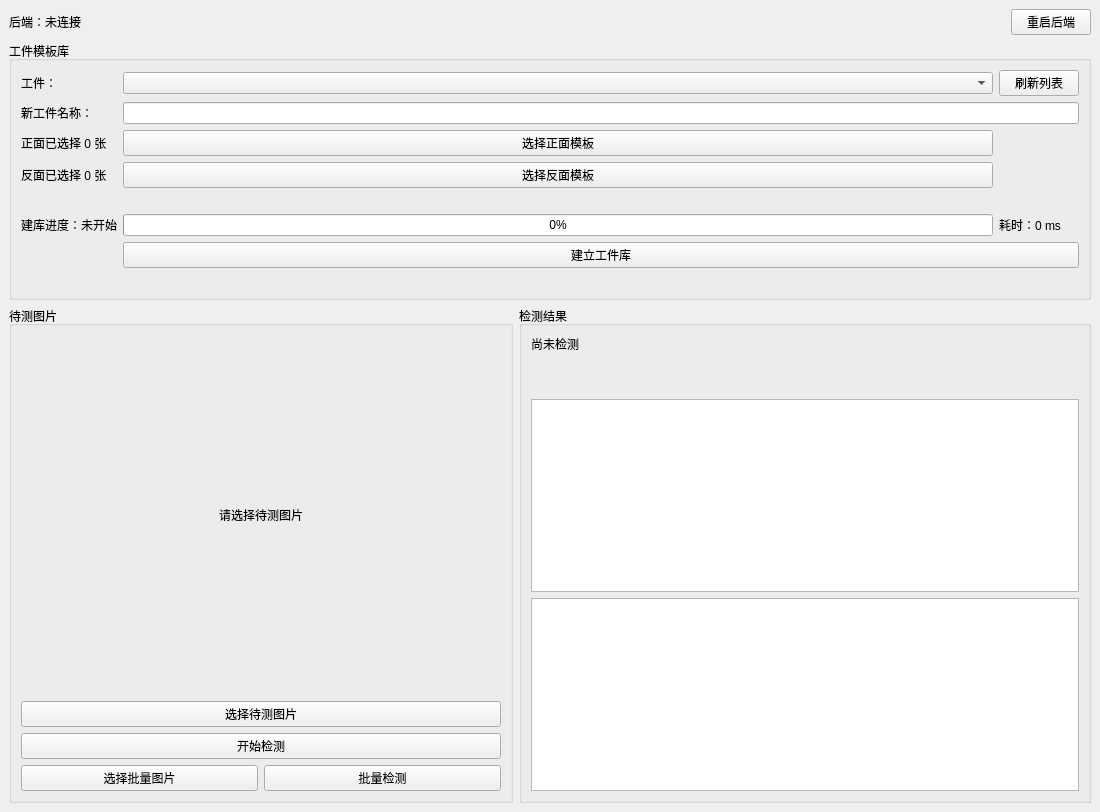
Old version of the form qt_app/mainwindow.ui in the repository Curry30LHJ/workpiece-orientation.
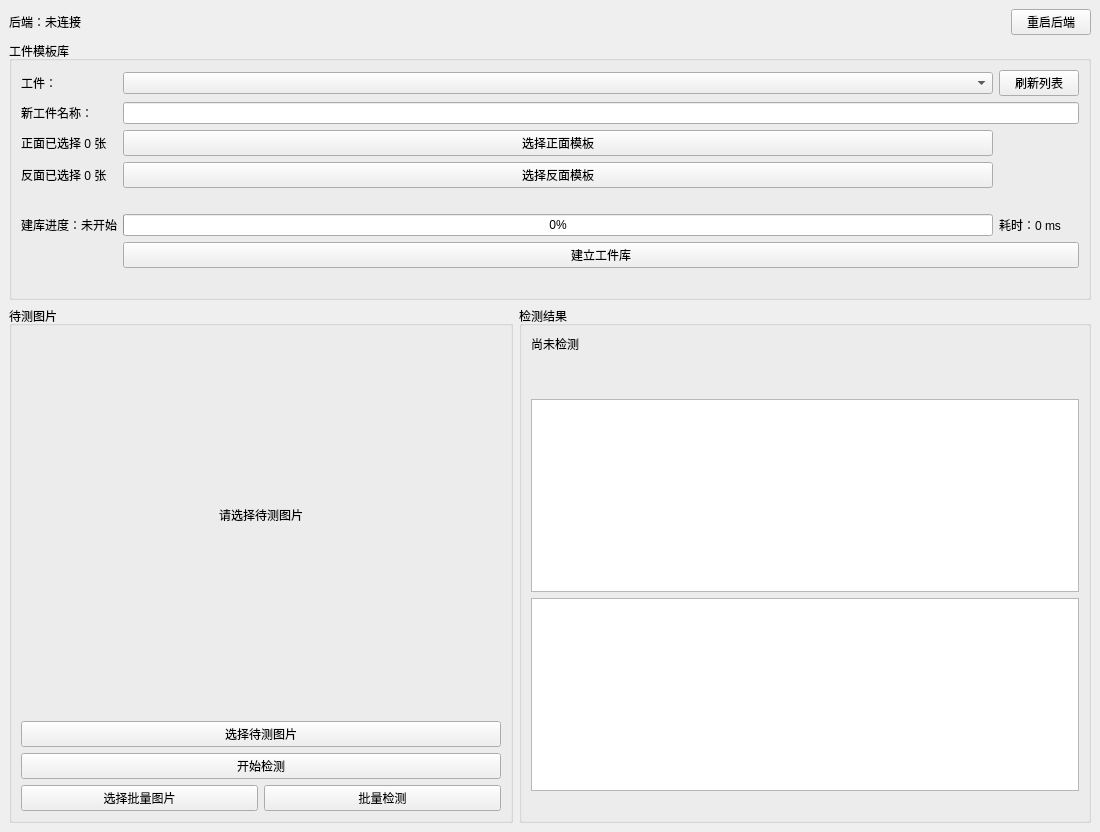
New version of the form.

The edit to the form file:
```diff
--- a/qt_app/mainwindow.ui
+++ b/qt_app/mainwindow.ui
@@ -48,6 +48,7 @@
         <property name="title"><string>待测图片</string></property>
         <layout class="QVBoxLayout" name="imageLayout">
          <item><widget class="QLabel" name="imagePreviewLabel"><property name="minimumSize"><size><width>480</width><height>360</height></size></property><property name="alignment"><set>Qt::AlignCenter</set></property><property name="text"><string>请选择待测图片</string></property></widget></item>
+         <item><widget class="QLabel" name="currentImageLabel"><property name="alignment"><set>Qt::AlignCenter</set></property><property name="text"><string/></property></widget></item>
          <item><widget class="QPushButton" name="chooseImageButton"><property name="text"><string>选择待测图片</string></property></widget></item>
          <item><widget class="QPushButton" name="predictButton"><property name="text"><string>开始检测</string></property></widget></item>
          <item>
@@ -68,6 +69,7 @@
          <item><widget class="QLabel" name="batchSummaryLabel"><property name="text"><string/></property></widget></item>
          <item><widget class="QTableWidget" name="batchResultsTableWidget"/></item>
          <item><widget class="QTextEdit" name="evidenceTextEdit"><property name="readOnly"><bool>true</bool></property></widget></item>
+         <item><widget class="QLabel" name="currentResultTargetLabel"><property name="text"><string/></property></widget></item>
         </layout>
        </widget>
       </item>
```
